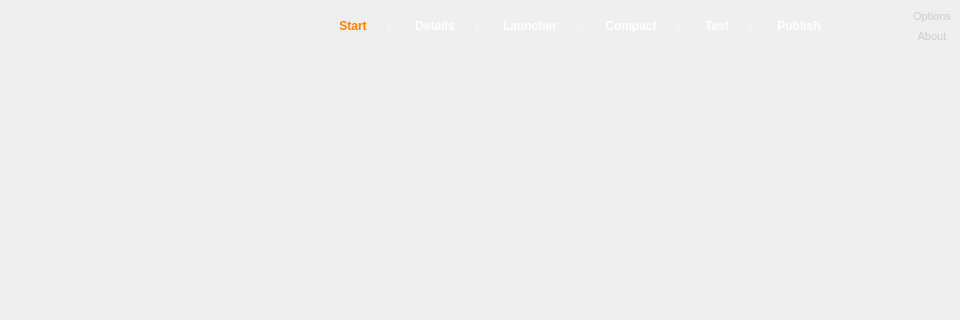
First picture: the form in gui/ui/frontend.ui, repository 3D1T0R/PortableApps.com-DevelopmentToolkit, before the edit; both pictures show x 0 to 960 and y 0 to 320 of the 960 by 500 pixel window.
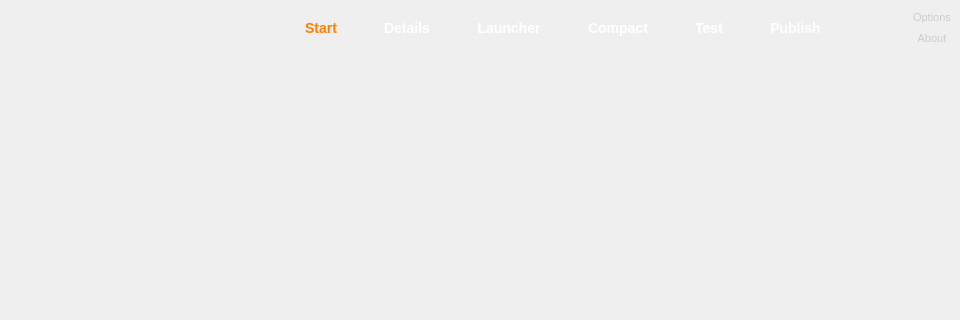
Second picture: the form after the edit. Icons and pictures are not drawn.

```diff
--- a/gui/ui/frontend.ui
+++ b/gui/ui/frontend.ui
@@ -27,10 +27,22 @@
     </property>
     <item>
      <widget class="QWidget" name="nav" native="true">
+      <property name="minimumSize">
+       <size>
+        <width>960</width>
+        <height>55</height>
+       </size>
+      </property>
+      <property name="maximumSize">
+       <size>
+        <width>960</width>
+        <height>55</height>
+       </size>
+      </property>
       <property name="styleSheet">
        <string notr="true">#nav{background:#202429 url(:/headerbar.png) no-repeat}
-QLabel{color:rgba(255,255,255,51);font-size:10px}
-QPushButton{border:none;background:none;font-weight:bold;color:#fff;padding:10px}
+QLabel{background:url(:/smallarrow.png)}
+QPushButton{border:none;background:none;font-weight:bold;color:#fff;padding:10px;font-size:14px}
 QPushButton:!enabled{color:#707070}
 QPushButton:checked{color:#ff8000}
 #nav_options,#nav_about{padding:0;height:14px;font-size:11px;font-weight:normal;color:#ccc}
@@ -83,8 +95,20 @@
        </item>
        <item>
         <widget class="QLabel" name="nav_arrow_1">
+         <property name="minimumSize">
+          <size>
+           <width>7</width>
+           <height>7</height>
+          </size>
+         </property>
+         <property name="maximumSize">
+          <size>
+           <width>7</width>
+           <height>7</height>
+          </size>
+         </property>
          <property name="text">
-          <string>▶</string>
+          <string/>
          </property>
         </widget>
        </item>
@@ -112,8 +136,20 @@
        </item>
        <item>
         <widget class="QLabel" name="nav_arrow_2">
+         <property name="minimumSize">
+          <size>
+           <width>7</width>
+           <height>7</height>
+          </size>
+         </property>
+         <property name="maximumSize">
+          <size>
+           <width>7</width>
+           <height>7</height>
+          </size>
+         </property>
          <property name="text">
-          <string>▶</string>
+          <string/>
          </property>
         </widget>
        </item>
@@ -141,8 +177,20 @@
        </item>
        <item>
         <widget class="QLabel" name="nav_arrow_3">
+         <property name="minimumSize">
+          <size>
+           <width>7</width>
+           <height>7</height>
+          </size>
+         </property>
+         <property name="maximumSize">
+          <size>
+           <width>7</width>
+           <height>7</height>
+          </size>
+         </property>
          <property name="text">
-          <string>▶</string>
+          <string/>
          </property>
         </widget>
        </item>
@@ -170,8 +218,20 @@
        </item>
        <item>
         <widget class="QLabel" name="nav_arrow_4">
+         <property name="minimumSize">
+          <size>
+           <width>7</width>
+           <height>7</height>
+          </size>
+         </property>
+         <property name="maximumSize">
+          <size>
+           <width>7</width>
+           <height>7</height>
+          </size>
+         </property>
          <property name="text">
-          <string>▶</string>
+          <string/>
          </property>
         </widget>
        </item>
@@ -199,8 +259,20 @@
        </item>
        <item>
         <widget class="QLabel" name="nav_arrow_5">
+         <property name="minimumSize">
+          <size>
+           <width>7</width>
+           <height>7</height>
+          </size>
+         </property>
+         <property name="maximumSize">
+          <size>
+           <width>7</width>
+           <height>7</height>
+          </size>
+         </property>
          <property name="text">
-          <string>▶</string>
+          <string/>
          </property>
         </widget>
        </item>
```
Left out of the diff: 4 changed lines with no effect on the pictures.
